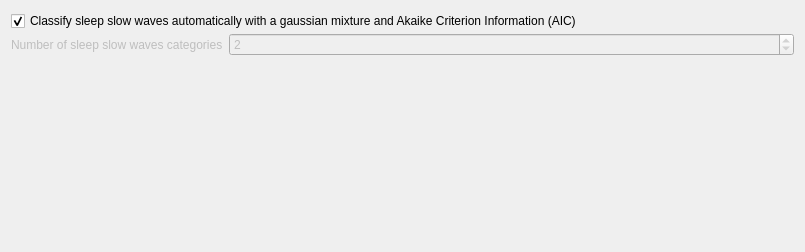
Old version of the form modules/CEAMSModules/SlowWaveClassifier/Ui_SlowWaveClassifierSettingsView.ui in the repository SnoozToolbox/snooz-package-ceams.
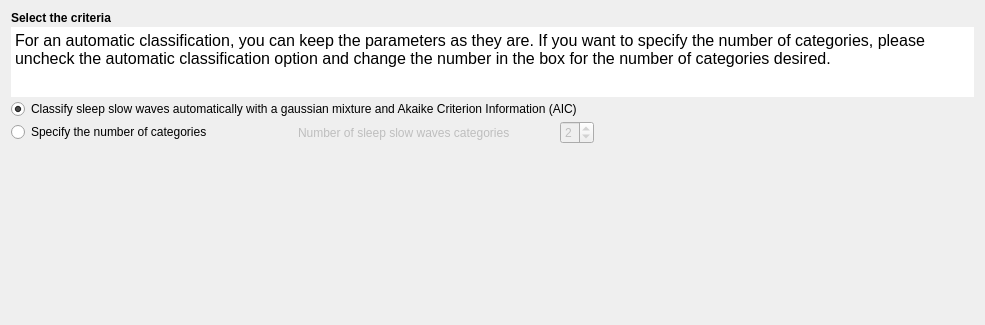
New version of the form.

Commit message: SW classifier: clarify the number of SW categories by using radio button

Patch:
```diff
--- a/modules/CEAMSModules/SlowWaveClassifier/Ui_SlowWaveClassifierSettingsView.ui
+++ b/modules/CEAMSModules/SlowWaveClassifier/Ui_SlowWaveClassifierSettingsView.ui
@@ -6,8 +6,8 @@
    <rect>
     <x>0</x>
     <y>0</y>
-    <width>805</width>
-    <height>252</height>
+    <width>985</width>
+    <height>325</height>
    </rect>
   </property>
   <property name="windowTitle">
@@ -22,34 +22,47 @@
      <property name="verticalSpacing">
       <number>2</number>
      </property>
-     <item row="1" column="0">
-      <widget class="QLabel" name="categories_label">
-       <property name="enabled">
-        <bool>false</bool>
-       </property>
+     <item row="0" column="0">
+      <widget class="QLabel" name="label">
        <property name="text">
-        <string>Number of sleep slow waves categories</string>
+        <string>&lt;html&gt;&lt;head/&gt;&lt;body&gt;&lt;p&gt;&lt;span style=&quot; font-weight:700;&quot;&gt;Select the criteria&lt;/span&gt;&lt;/p&gt;&lt;/body&gt;&lt;/html&gt;</string>
        </property>
       </widget>
      </item>
-     <item row="1" column="1">
-      <widget class="QSpinBox" name="num_categories_spinBox">
-       <property name="enabled">
-        <bool>false</bool>
+     <item row="1" column="0" colspan="2">
+      <widget class="QTextEdit" name="textEdit">
+       <property name="maximumSize">
+        <size>
+         <width>16777215</width>
+         <height>70</height>
+        </size>
        </property>
-       <property name="minimum">
-        <number>1</number>
+       <property name="frameShape">
+        <enum>QFrame::Shape::NoFrame</enum>
        </property>
-       <property name="maximum">
-        <number>4</number>
+       <property name="frameShadow">
+        <enum>QFrame::Shadow::Plain</enum>
        </property>
-       <property name="value">
-        <number>2</number>
+       <property name="lineWidth">
+        <number>0</number>
        </property>
+       <property name="readOnly">
+        <bool>true</bool>
+       </property>
+       <property name="html">
+        <string>&lt;!DOCTYPE HTML PUBLIC &quot;-//W3C//DTD HTML 4.0//EN&quot; &quot;http://www.w3.org/TR/REC-html40/strict.dtd&quot;&gt;
+&lt;html&gt;&lt;head&gt;&lt;meta name=&quot;qrichtext&quot; content=&quot;1&quot; /&gt;&lt;meta charset=&quot;utf-8&quot; /&gt;&lt;style type=&quot;text/css&quot;&gt;
+p, li { white-space: pre-wrap; }
+hr { height: 1px; border-width: 0; }
+li.unchecked::marker { content: &quot;\2610&quot;; }
+li.checked::marker { content: &quot;\2612&quot;; }
+&lt;/style&gt;&lt;/head&gt;&lt;body style=&quot; font-family:'Roboto'; font-size:12pt; font-weight:400; font-style:normal;&quot;&gt;
+&lt;p style=&quot; margin-top:0px; margin-bottom:0px; margin-left:0px; margin-right:0px; -qt-block-indent:0; text-indent:0px;&quot;&gt;For an automatic classification, you can keep the parameters as they are. If you want to specify the number of categories, please uncheck the automatic classification option and change the number in the box for the number of categories desired.&lt;/p&gt;&lt;/body&gt;&lt;/html&gt;</string>
+       </property>
       </widget>
      </item>
-     <item row="0" column="0" colspan="2">
-      <widget class="QCheckBox" name="automatic_classification_checkBox">
+     <item row="3" column="0" colspan="2">
+      <widget class="QRadioButton" name="radioButton_automatic_classification">
        <property name="text">
         <string>Classify sleep slow waves automatically with a gaussian mixture and Akaike Criterion Information (AIC)</string>
        </property>
@@ -58,6 +71,69 @@
        </property>
       </widget>
      </item>
+     <item row="4" column="0" colspan="2">
+      <layout class="QHBoxLayout" name="horizontalLayout_2">
+       <item>
+        <widget class="QRadioButton" name="radioButton_categories">
+         <property name="text">
+          <string>Specify the number of categories                          </string>
+         </property>
+        </widget>
+       </item>
+       <item>
+        <widget class="QLabel" name="categories_label">
+         <property name="enabled">
+          <bool>false</bool>
+         </property>
+         <property name="text">
+          <string>Number of sleep slow waves categories               </string>
+         </property>
+        </widget>
+       </item>
+       <item>
+        <widget class="QSpinBox" name="num_categories_spinBox">
+         <property name="enabled">
+          <bool>false</bool>
+         </property>
+         <property name="minimum">
+          <number>1</number>
+         </property>
+         <property name="maximum">
+          <number>4</number>
+         </property>
+         <property name="value">
+          <number>2</number>
+         </property>
+        </widget>
+       </item>
+       <item>
+        <spacer name="horizontalSpacer">
+         <property name="orientation">
+          <enum>Qt::Orientation::Horizontal</enum>
+         </property>
+         <property name="sizeHint" stdset="0">
+          <size>
+           <width>40</width>
+           <height>20</height>
+          </size>
+         </property>
+        </spacer>
+       </item>
+      </layout>
+     </item>
+     <item row="5" column="0">
+      <spacer name="verticalSpacer_2">
+       <property name="orientation">
+        <enum>Qt::Orientation::Vertical</enum>
+       </property>
+       <property name="sizeHint" stdset="0">
+        <size>
+         <width>20</width>
+         <height>40</height>
+        </size>
+       </property>
+      </spacer>
+     </item>
     </layout>
    </item>
    <item>
```
Left out of the diff: 21 changed lines with no effect on the pictures. The commit also changes 3 other files.
